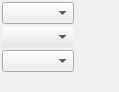
The window that src/modules/ui/nodegraphicsitem/nodegraphicsitem_widget_elements.ui (michimussato/pypelyne2) describes before a commit, drawn with Qt 5.
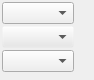
The same window after the commit.

Patch:
```diff
--- a/src/modules/ui/nodegraphicsitem/nodegraphicsitem_widget_elements.ui
+++ b/src/modules/ui/nodegraphicsitem/nodegraphicsitem_widget_elements.ui
@@ -6,8 +6,8 @@
    <rect>
     <x>0</x>
     <y>0</y>
-    <width>119</width>
-    <height>92</height>
+    <width>94</width>
+    <height>80</height>
    </rect>
   </property>
   <property name="sizePolicy">
```
